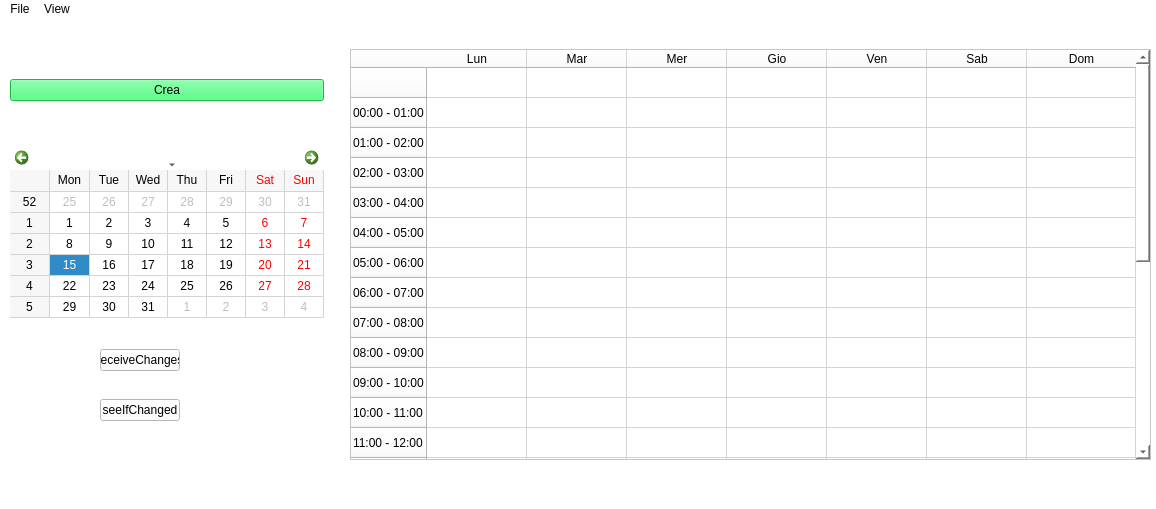
DarthReca/calendar-to-do-list, file CalendarToDoList/mainwindow.ui: the form before one commit.
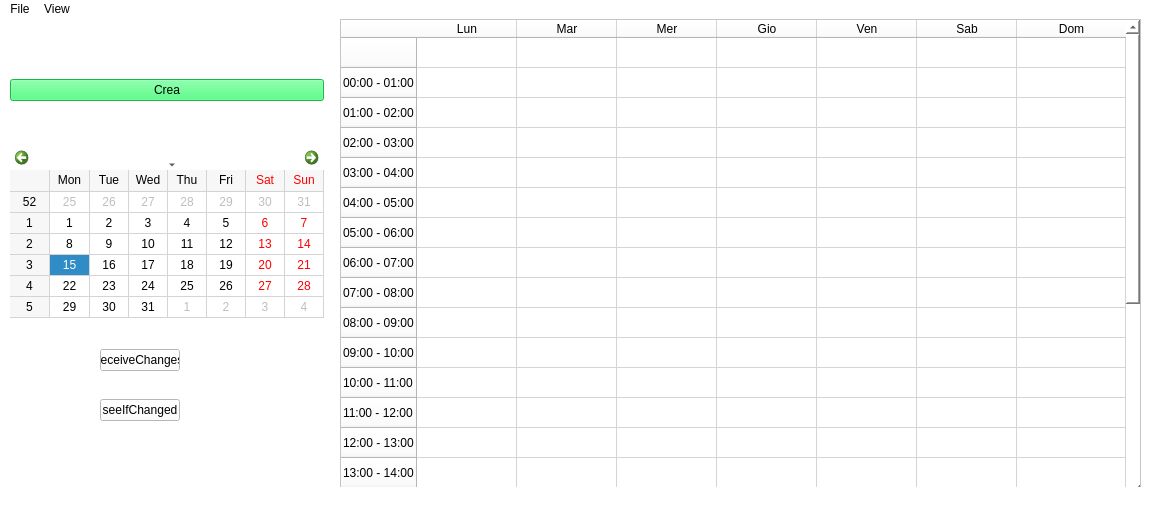
The form after the commit.

The edit to the form file:
```diff
--- a/CalendarToDoList/mainwindow.ui
+++ b/CalendarToDoList/mainwindow.ui
@@ -29,10 +29,10 @@
     </property>
     <property name="geometry">
      <rect>
-      <x>350</x>
-      <y>30</y>
+      <x>340</x>
+      <y>0</y>
       <width>801</width>
-      <height>411</height>
+      <height>481</height>
      </rect>
     </property>
     <property name="sizePolicy">
```
